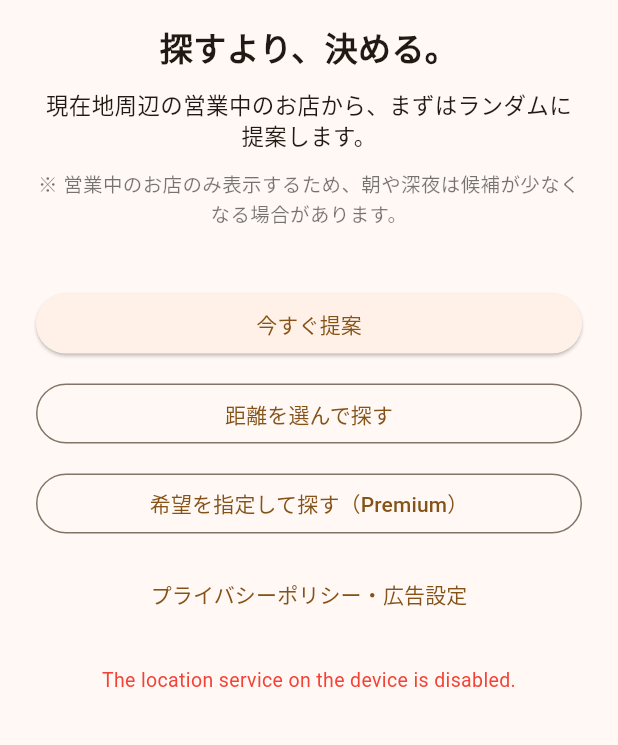
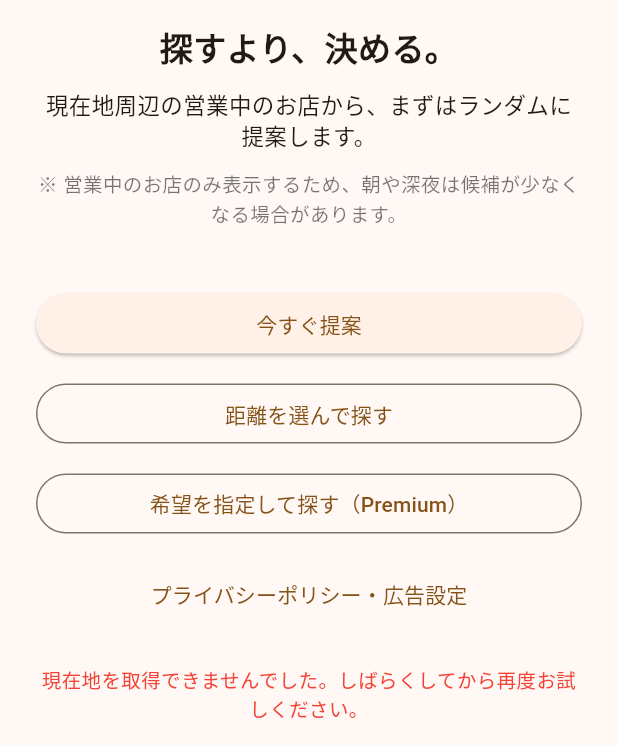
Before and after one commit to Neo-Oi/Swipeat, a Flutter app: the screen it shows after launch, after a tap on "今すぐ提案", on a phone screen of 412 x 824 dp, the part 491-1236 px from its top. Run offline on Flutter 3.47's test engine with Material 3 defaults, Android fonts, the phone set to English and light mode, and no system bars; our stand-ins replace cloud_firestore, firebase_auth, firebase_core, geolocator, google_mobile_ads, google_sign_in and 1 more; accounts and stored records are empty.

Commit message:
feat: improve location permission disclosure UX

```diff
--- a/lib/screens/home_screen.dart
+++ b/lib/screens/home_screen.dart
@@ -7,6 +7,7 @@ import 'companion_select_screen.dart';
 import 'premium_genre_select_screen.dart';
 import 'privacy_policy_screen.dart';
 import 'recommendation_screen.dart';
+import '../widgets/location_permission_disclosure.dart';
 
 class HomeScreen extends StatefulWidget {
   const HomeScreen({super.key});
@@ -18,19 +19,39 @@ class HomeScreen extends StatefulWidget {
 class _HomeScreenState extends State<HomeScreen> {
   bool isLoading = false;
   String? errorMessage;
+  LocationAccessFailure? locationFailure;
 
   Future<void> startRandomRecommendation() async {
     setState(() {
       isLoading = true;
       errorMessage = null;
+      locationFailure = null;
     });
 
+    if (await LocationService.needsPermissionDisclosure()) {
+      if (!mounted) return;
+      final accepted = await showLocationPermissionDisclosure(context);
+      if (!mounted) return;
+      if (!accepted) {
+        if (!mounted) return;
+        setState(() {
+          isLoading = false;
+          locationFailure = LocationAccessFailure.disclosureDeclined;
+          errorMessage = locationFailureMessage(locationFailure!);
+        });
+        return;
+      }
+    }
+
     try {
-      final Position? position = await LocationService.getCurrentPosition();
+      final locationResult = await LocationService.getCurrentPositionResult();
+      final Position? position = locationResult.position;
 
       if (position == null) {
         setState(() {
-          errorMessage = '現在地を取得できませんでした。位置情報の許可を確認してください。';
+          locationFailure =
+              locationResult.failure ?? LocationAccessFailure.unavailable;
+          errorMessage = locationFailureMessage(locationFailure!);
           isLoading = false;
         });
         return;
@@ -172,6 +193,17 @@ class _HomeScreenState extends State<HomeScreen> {
                 textAlign: TextAlign.center,
                 style: const TextStyle(color: Colors.red, fontSize: 13),
               ),
+              if (locationFailure != null &&
+                  locationFailure !=
+                      LocationAccessFailure.disclosureDeclined) ...[
+                const SizedBox(height: 8),
+                TextButton.icon(
+                  onPressed: () =>
+                      LocationService.openSettings(locationFailure!),
+                  icon: const Icon(Icons.settings_outlined),
+                  label: const Text('位置情報の設定を開く'),
+                ),
+              ],
             ],
             const SizedBox(height: 40),
             const Text(
--- a/lib/screens/privacy_policy_screen.dart
+++ b/lib/screens/privacy_policy_screen.dart
@@ -32,7 +32,7 @@ class PrivacyPolicyScreen extends StatelessWidget {
           const _PolicySection(
             title: '取得する情報',
             body:
-                '現在地は周辺店舗の検索に使用します。Googleログインを使う場合は、アカウント識別子とログインに必要なプロフィール情報を取得します。Premium購入時は購入トークンを検証のためサーバーへ送信します。Free利用ではアカウント登録を必須にしません。',
+                '現在地は周辺店舗の検索と距離計算に使用します。検索時のみ取得し、バックグラウンドでは取得しません。Googleログインを使う場合は、アカウント識別子とログインに必要なプロフィール情報を取得します。Premium購入時は購入トークンを検証のためサーバーへ送信します。Free利用ではアカウント登録を必須にしません。',
           ),
           const _PolicySection(
             title: '広告と同意',
--- a/lib/screens/recommendation_screen.dart
+++ b/lib/screens/recommendation_screen.dart
@@ -75,7 +75,9 @@ class _RecommendationScreenState extends State<RecommendationScreen> {
   Future<void> loadCurrentPosition() async {
     Position? position;
     try {
-      position = await LocationService.getCurrentPosition();
+      position = await LocationService.getCurrentPosition(
+        requestPermission: false,
+      );
     } catch (_) {
       // A location provider can be unavailable while the recommendation card
       // is still usable with the Place-provided distance.
--- a/lib/services/location_service.dart
+++ b/lib/services/location_service.dart
@@ -1,24 +1,83 @@
 import 'package:geolocator/geolocator.dart';
 
+enum LocationAccessFailure {
+  serviceDisabled,
+  permissionDenied,
+  permissionDeniedForever,
+  unavailable,
+  disclosureDeclined,
+}
+
+class LocationAccessResult {
+  const LocationAccessResult.success(this.position) : failure = null;
+
+  const LocationAccessResult.failure(this.failure) : position = null;
+
+  final Position? position;
+  final LocationAccessFailure? failure;
+
+  bool get isSuccess => position != null;
+}
+
 class LocationService {
-  static Future<Position?> getCurrentPosition() async {
+  static Future<bool> needsPermissionDisclosure() async {
+    final permission = await Geolocator.checkPermission();
+    return permission == LocationPermission.denied ||
+        permission == LocationPermission.deniedForever;
+  }
+
+  static Future<LocationAccessResult> getCurrentPositionResult({
+    bool requestPermission = true,
+  }) async {
     final serviceEnabled = await Geolocator.isLocationServiceEnabled();
 
     if (!serviceEnabled) {
-      return null;
+      return const LocationAccessResult.failure(
+        LocationAccessFailure.serviceDisabled,
+      );
     }
 
     LocationPermission permission = await Geolocator.checkPermission();
 
-    if (permission == LocationPermission.denied) {
+    if (permission == LocationPermission.denied && requestPermission) {
       permission = await Geolocator.requestPermission();
     }
 
-    if (permission == LocationPermission.denied ||
-        permission == LocationPermission.deniedForever) {
-      return null;
+    if (permission == LocationPermission.denied) {
+      return const LocationAccessResult.failure(
+        LocationAccessFailure.permissionDenied,
+      );
+    }
+    if (permission == LocationPermission.deniedForever) {
+      return const LocationAccessResult.failure(
+        LocationAccessFailure.permissionDeniedForever,
+      );
     }
 
-    return Geolocator.getCurrentPosition();
+    try {
+      return LocationAccessResult.success(
+        await Geolocator.getCurrentPosition(),
+      );
+    } on Exception {
+      return const LocationAccessResult.failure(
+        LocationAccessFailure.unavailable,
+      );
+    }
+  }
+
+  static Future<Position?> getCurrentPosition({
+    bool requestPermission = true,
+  }) async {
+    final result = await getCurrentPositionResult(
+      requestPermission: requestPermission,
+    );
+    return result.position;
+  }
+
+  static Future<bool> openSettings(LocationAccessFailure failure) {
+    if (failure == LocationAccessFailure.serviceDisabled) {
+      return Geolocator.openLocationSettings();
+    }
+    return Geolocator.openAppSettings();
   }
 }
--- /dev/null
+++ b/lib/widgets/location_permission_disclosure.dart
@@ -0,0 +1,46 @@
+import 'package:flutter/material.dart';
+
+import '../services/location_service.dart';
+
+Future<bool> showLocationPermissionDisclosure(BuildContext context) async {
+  final accepted = await showDialog<bool>(
+    context: context,
+    barrierDismissible: false,
+    builder: (dialogContext) {
+      return AlertDialog(
+        title: const Text('現在地の利用について'),
+        content: const Text(
+          '周辺の営業中のお店を探すため、検索時に現在地を使用します。\n\n'
+          '現在地は店舗検索と距離計算にのみ利用し、バックグラウンドでは取得しません。',
+        ),
+        actions: [
+          TextButton(
+            onPressed: () => Navigator.pop(dialogContext, false),
+            child: const Text('あとで'),
+          ),
+          FilledButton(
+            onPressed: () => Navigator.pop(dialogContext, true),
+            child: const Text('許可して続ける'),
+          ),
+        ],
+      );
+    },
+  );
+
+  return accepted ?? false;
+}
+
+String locationFailureMessage(LocationAccessFailure failure) {
+  switch (failure) {
+    case LocationAccessFailure.serviceDisabled:
+      return '端末の位置情報サービスがオフです。設定からオンにしてください。';
+    case LocationAccessFailure.permissionDenied:
+      return '位置情報が許可されませんでした。許可すると周辺のお店を検索できます。';
+    case LocationAccessFailure.permissionDeniedForever:
+      return '位置情報が拒否されています。端末の設定から許可してください。';
+    case LocationAccessFailure.unavailable:
+      return '現在地を取得できませんでした。しばらくしてから再度お試しください。';
+    case LocationAccessFailure.disclosureDeclined:
+      return '位置情報を許可すると周辺のお店を検索できます。';
+  }
+}
```
Also changed, not shown: lib/screens/companion_select_screen.dart (+47 -22 lines), 2 other files.
